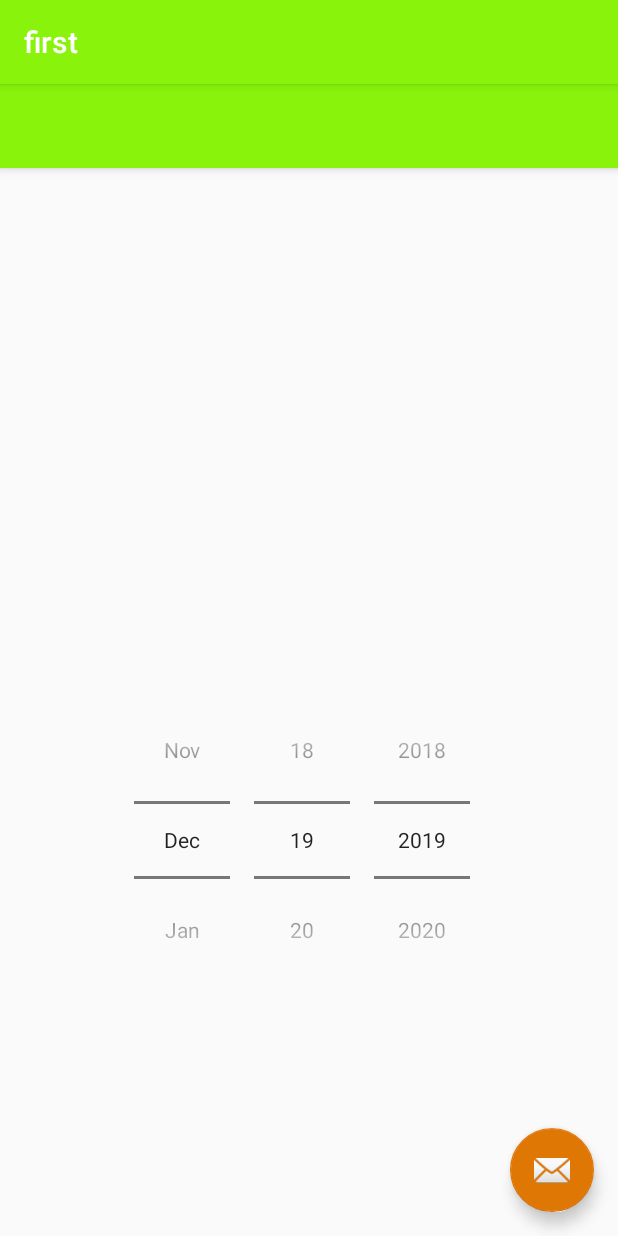
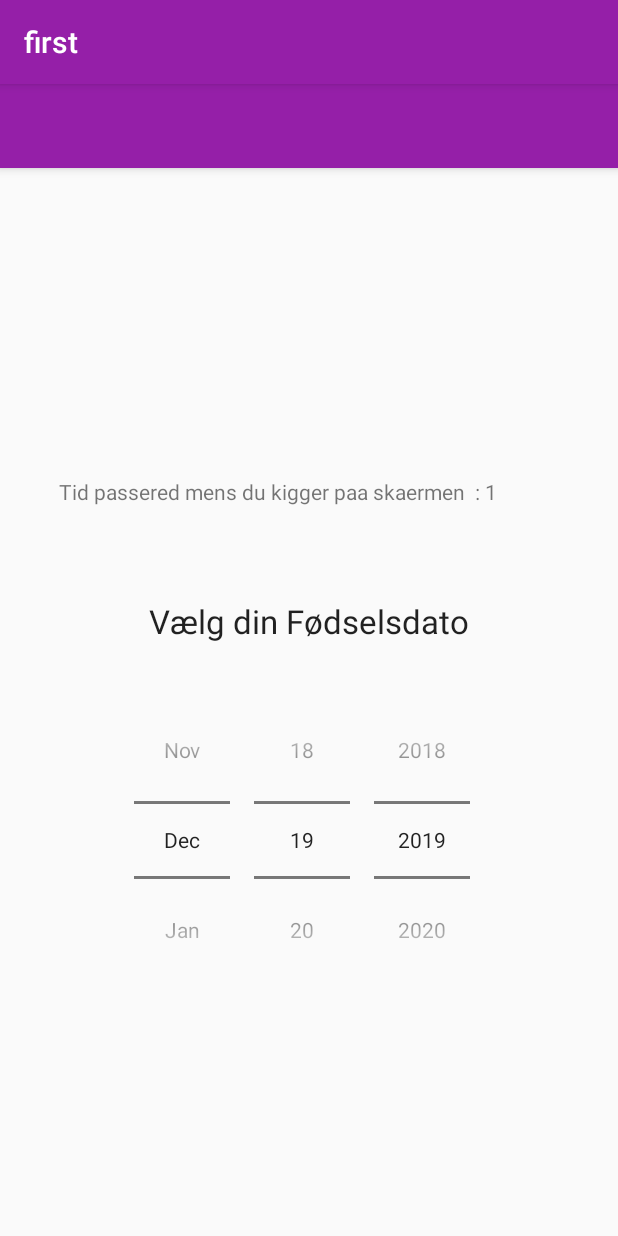
Before and after one commit to cocodedk/lifemeter, an Android app: the MainActivity screen opened directly, with no data from a screen before it, on a phone screen of 412 x 824 dp. Run offline under Robolectric (Android 15) with nearby library versions, the phone set to English and light mode, and no system bars; 1 statement that could not run was skipped.

Commit message:
Version 0.003 done

```diff
--- a/app/src/main/java/com/example/first/MainActivity.kt
+++ b/app/src/main/java/com/example/first/MainActivity.kt
@@ -3,7 +3,7 @@ package com.example.first
 import android.content.Context
 import android.os.Build
 import android.os.Bundle
-import android.util.Log.d
+import android.os.CountDownTimer
 import android.view.View
 import android.view.inputmethod.InputMethodManager
 import androidx.annotation.RequiresApi
@@ -24,6 +24,11 @@ class MainActivity : AppCompatActivity() {
         setContentView(R.layout.activity_main)
         setSupportActionBar(toolbar)
 
+        val millisecondsInFuture:Long = 999999999
+        val countDownInterval:Long = 1000
+
+        val timer = InnerCountDownCounter(millisecondsInFuture, countDownInterval)
+        timer.start()
 
         DatePickerDialog.setOnDateChangedListener{ view, year, monthOfYear, dayOfMonth ->
 
@@ -47,6 +52,9 @@ class MainActivity : AppCompatActivity() {
             val mLicked = mDays * 20
             setMasoudText("Du har slikket fisse i $mLicked minutter :D:D")
 
+            val foodConsumption = days/2
+            setFootConsumptionText("Du har spist $foodConsumption kilo mad")
+
         }
 
     }
@@ -65,7 +73,15 @@ class MainActivity : AppCompatActivity() {
     }
 
     fun setMasoudText(text: String) {
-        MasoudText.setText(text);
+        SlickingText.setText(text);
+    }
+
+    fun setFootConsumptionText(text: String) {
+        FoodConsumptionText.setText(text)
+    }
+
+    fun setSecondsPassed(text: String) {
+        SecondsPassedText.setText(text);
     }
 
     @RequiresApi(Build.VERSION_CODES.O)
@@ -82,7 +98,23 @@ class MainActivity : AppCompatActivity() {
         }
 
         val l = parse("$parsedDay-$parsedMonth-$year", DateTimeFormatter.ofPattern("dd-MM-yyyy"))
-        val unix = l.atStartOfDay(ZoneId.systemDefault()).toInstant().epochSecond
-        return unix
+        return l.atStartOfDay(ZoneId.systemDefault()).toInstant().epochSecond
+    }
+
+    inner class InnerCountDownCounter(
+        millisInFuture: Long,
+        countDownInterval: Long
+    ) : CountDownTimer(millisInFuture, countDownInterval) {
+
+        val millisInFuture = millisInFuture
+
+        override fun onFinish() {
+            println("Timer Completed.")
+        }
+
+        override fun onTick(millisUntilFinished: Long) {
+            setSecondsPassed("Tid passered mens du kigger paa skaermen  : " +  (this.millisInFuture - millisUntilFinished) / 1000)
+//            println("Timer  : " + millisUntilFinished / 1000)
+        }
     }
 }
--- a/app/src/main/res/layout-v21/content_main.xml
+++ b/app/src/main/res/layout-v21/content_main.xml
@@ -23,36 +23,66 @@
         app:layout_constraintVertical_bias="0.684" tools:targetApi="lollipop" />
 
     <TextView
-        android:id="@+id/SecondsTextField"
-        android:layout_width="301dp"
-        android:layout_height="31dp"
+        android:id="@+id/SlickingText"
+        android:layout_width="333dp"
+        android:layout_height="36dp"
         app:layout_constraintBottom_toBottomOf="parent"
         app:layout_constraintEnd_toEndOf="parent"
-        app:layout_constraintHorizontal_bias="0.501"
         app:layout_constraintStart_toStartOf="parent"
         app:layout_constraintTop_toTopOf="parent"
-        app:layout_constraintVertical_bias="0.183" />
+        app:layout_constraintVertical_bias="0.153" />
+
+    <TextView
+        android:id="@+id/SecondsTextField"
+        android:layout_width="333dp"
+        android:layout_height="36dp"
+        app:layout_constraintBottom_toBottomOf="parent"
+        app:layout_constraintEnd_toEndOf="parent"
+        app:layout_constraintStart_toStartOf="parent"
+        app:layout_constraintTop_toTopOf="parent"
+        app:layout_constraintVertical_bias="0.082" />
 
     <TextView
         android:id="@+id/DaysTextView"
-        android:layout_width="298dp"
-        android:layout_height="34dp"
+        android:layout_width="333dp"
+        android:layout_height="36dp"
         app:layout_constraintBottom_toBottomOf="parent"
         app:layout_constraintEnd_toEndOf="parent"
-        app:layout_constraintHorizontal_bias="0.498"
         app:layout_constraintStart_toStartOf="parent"
         app:layout_constraintTop_toTopOf="parent"
-        app:layout_constraintVertical_bias="0.091" />
+        app:layout_constraintVertical_bias="0.012" />
 
     <TextView
-        android:id="@+id/MasoudText"
-        android:layout_width="293dp"
-        android:layout_height="27dp"
+        android:id="@+id/FoodConsumptionText"
+        android:layout_width="333dp"
+        android:layout_height="36dp"
         app:layout_constraintBottom_toBottomOf="parent"
         app:layout_constraintEnd_toEndOf="parent"
-        app:layout_constraintHorizontal_bias="0.466"
         app:layout_constraintStart_toStartOf="parent"
         app:layout_constraintTop_toTopOf="parent"
-        app:layout_constraintVertical_bias="0.274" />
+        app:layout_constraintVertical_bias="0.228" />
+
+    <TextView
+        android:id="@+id/TitleText"
+        android:layout_width="214dp"
+        android:layout_height="29dp"
+        android:text="Vælg din Fødselsdato"
+        android:textAppearance="@style/TextAppearance.AppCompat.Large"
+        app:layout_constraintBottom_toBottomOf="parent"
+        app:layout_constraintEnd_toEndOf="parent"
+        app:layout_constraintStart_toStartOf="parent"
+        app:layout_constraintTop_toTopOf="parent"
+        app:layout_constraintVertical_bias="0.421" />
+
+    <TextView
+        android:id="@+id/SecondsPassedText"
+        android:layout_width="333dp"
+        android:layout_height="36dp"
+        android:text=""
+        app:layout_constraintBottom_toBottomOf="parent"
+        app:layout_constraintEnd_toEndOf="parent"
+        app:layout_constraintStart_toStartOf="parent"
+        app:layout_constraintTop_toTopOf="parent"
+        app:layout_constraintVertical_bias="0.305" />
 
 </androidx.constraintlayout.widget.ConstraintLayout>
--- a/app/src/main/res/layout/activity_main.xml
+++ b/app/src/main/res/layout/activity_main.xml
@@ -22,12 +22,4 @@
 
     <include layout="@layout/content_main" />
 
-    <com.google.android.material.floatingactionbutton.FloatingActionButton
-        android:id="@+id/fab"
-        android:layout_width="wrap_content"
-        android:layout_height="wrap_content"
-        android:layout_gravity="bottom|end"
-        android:layout_margin="@dimen/fab_margin"
-        app:srcCompat="@android:drawable/ic_dialog_email" />
-
 </androidx.coordinatorlayout.widget.CoordinatorLayout>
--- a/app/src/main/res/layout/content_main.xml
+++ b/app/src/main/res/layout/content_main.xml
@@ -23,36 +23,66 @@
         app:layout_constraintVertical_bias="0.684" tools:targetApi="lollipop" />
 
     <TextView
-        android:id="@+id/SecondsTextField"
-        android:layout_width="301dp"
-        android:layout_height="31dp"
+        android:id="@+id/SlickingText"
+        android:layout_width="333dp"
+        android:layout_height="36dp"
         app:layout_constraintBottom_toBottomOf="parent"
         app:layout_constraintEnd_toEndOf="parent"
-        app:layout_constraintHorizontal_bias="0.501"
         app:layout_constraintStart_toStartOf="parent"
         app:layout_constraintTop_toTopOf="parent"
-        app:layout_constraintVertical_bias="0.183" />
+        app:layout_constraintVertical_bias="0.153" />
+
+    <TextView
+        android:id="@+id/SecondsTextField"
+        android:layout_width="333dp"
+        android:layout_height="36dp"
+        app:layout_constraintBottom_toBottomOf="parent"
+        app:layout_constraintEnd_toEndOf="parent"
+        app:layout_constraintStart_toStartOf="parent"
+        app:layout_constraintTop_toTopOf="parent"
+        app:layout_constraintVertical_bias="0.082" />
 
     <TextView
         android:id="@+id/DaysTextView"
-        android:layout_width="298dp"
-        android:layout_height="34dp"
+        android:layout_width="333dp"
+        android:layout_height="36dp"
         app:layout_constraintBottom_toBottomOf="parent"
         app:layout_constraintEnd_toEndOf="parent"
-        app:layout_constraintHorizontal_bias="0.498"
         app:layout_constraintStart_toStartOf="parent"
         app:layout_constraintTop_toTopOf="parent"
-        app:layout_constraintVertical_bias="0.091" />
+        app:layout_constraintVertical_bias="0.012" />
 
     <TextView
-        android:id="@+id/MasoudText"
-        android:layout_width="293dp"
-        android:layout_height="27dp"
+        android:id="@+id/FoodConsumptionText"
+        android:layout_width="333dp"
+        android:layout_height="36dp"
         app:layout_constraintBottom_toBottomOf="parent"
         app:layout_constraintEnd_toEndOf="parent"
-        app:layout_constraintHorizontal_bias="0.466"
         app:layout_constraintStart_toStartOf="parent"
         app:layout_constraintTop_toTopOf="parent"
-        app:layout_constraintVertical_bias="0.274" />
+        app:layout_constraintVertical_bias="0.228" />
+
+    <TextView
+        android:id="@+id/TitleText"
+        android:layout_width="214dp"
+        android:layout_height="29dp"
+        android:text="Vælg din Fødselsdato"
+        android:textAppearance="@style/TextAppearance.AppCompat.Large"
+        app:layout_constraintBottom_toBottomOf="parent"
+        app:layout_constraintEnd_toEndOf="parent"
+        app:layout_constraintStart_toStartOf="parent"
+        app:layout_constraintTop_toTopOf="parent"
+        app:layout_constraintVertical_bias="0.421" />
+
+    <TextView
+        android:id="@+id/SecondsPassedText"
+        android:layout_width="333dp"
+        android:layout_height="36dp"
+        android:text=""
+        app:layout_constraintBottom_toBottomOf="parent"
+        app:layout_constraintEnd_toEndOf="parent"
+        app:layout_constraintStart_toStartOf="parent"
+        app:layout_constraintTop_toTopOf="parent"
+        app:layout_constraintVertical_bias="0.305" />
 
 </androidx.constraintlayout.widget.ConstraintLayout>
--- a/app/src/main/res/values/colors.xml
+++ b/app/src/main/res/values/colors.xml
@@ -1,6 +1,6 @@
 <?xml version="1.0" encoding="utf-8"?>
 <resources>
-    <color name="colorPrimary">#89F30B</color>
+    <color name="colorPrimary">#951FA8</color>
     <color name="colorPrimaryDark">#14B891</color>
     <color name="colorAccent">#DF7705</color>
 </resources>
```
Also changed, not shown: 3 other files.
